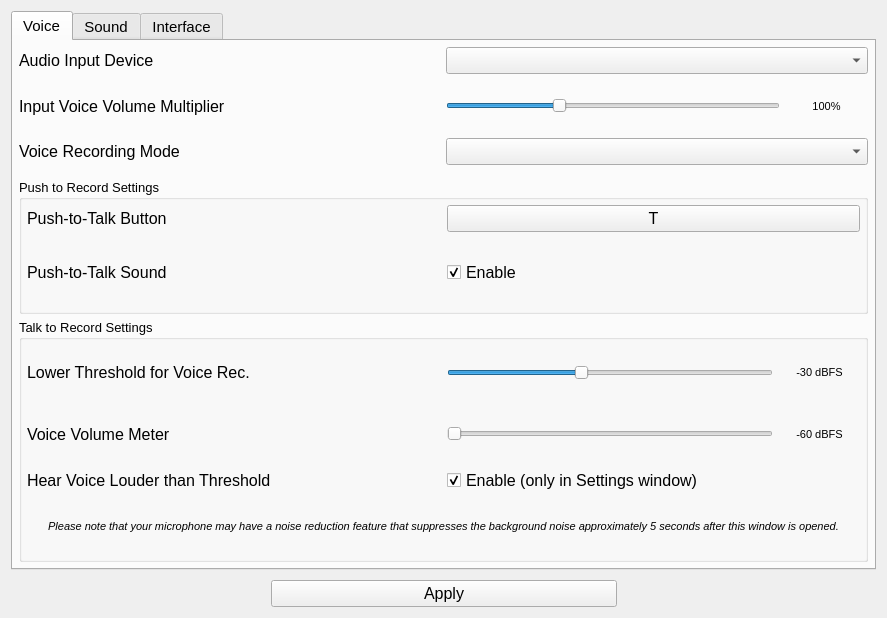
Old version of the form src/View/SettingsWindow/settingswindow.ui in the repository Flone-dnb/Silent.
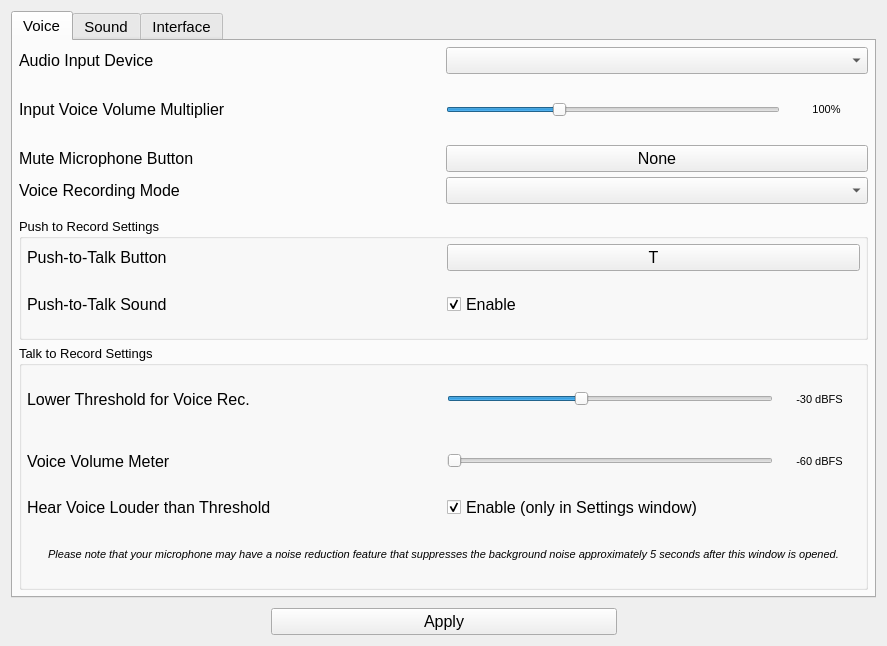
New version of the form. Custom widgets are drawn as their Qt base class.

Commit message: Added 'Mute Mic Button' option.

The edit to the form file:
```diff
--- a/src/View/SettingsWindow/settingswindow.ui
+++ b/src/View/SettingsWindow/settingswindow.ui
@@ -7,7 +7,7 @@
     <x>0</x>
     <y>0</y>
     <width>887</width>
-    <height>618</height>
+    <height>646</height>
    </rect>
   </property>
   <property name="font">
@@ -57,7 +57,7 @@
        <attribute name="title">
         <string>Voice</string>
        </attribute>
-       <layout class="QVBoxLayout" name="verticalLayout" stretch="10,10,10,25,45">
+       <layout class="QVBoxLayout" name="verticalLayout" stretch="10,10,10,10,20,40">
         <property name="spacing">
          <number>5</number>
         </property>
@@ -128,6 +128,12 @@
            <layout class="QHBoxLayout" name="horizontalLayout_10" stretch="80,20">
             <item>
              <widget class="QSlider" name="horizontalSlider_input_volume_mult">
+              <property name="sizePolicy">
+               <sizepolicy hsizetype="Expanding" vsizetype="Fixed">
+                <horstretch>0</horstretch>
+                <verstretch>0</verstretch>
+               </sizepolicy>
+              </property>
               <property name="maximum">
                <number>300</number>
               </property>
@@ -162,6 +168,36 @@
           </item>
          </layout>
         </item>
+        <item>
+         <layout class="QHBoxLayout" name="horizontalLayout_22" stretch="50,50">
+          <item>
+           <widget class="QLabel" name="label_15">
+            <property name="font">
+             <font>
+              <family>Segoe UI</family>
+              <pointsize>12</pointsize>
+             </font>
+            </property>
+            <property name="text">
+             <string>Mute Microphone Button</string>
+            </property>
+           </widget>
+          </item>
+          <item>
+           <widget class="QPushButton" name="pushButton_muteMic">
+            <property name="font">
+             <font>
+              <family>Segoe UI</family>
+              <pointsize>12</pointsize>
+             </font>
+            </property>
+            <property name="text">
+             <string>None</string>
+            </property>
+           </widget>
+          </item>
+         </layout>
+        </item>
         <item>
          <layout class="QHBoxLayout" name="horizontalLayout_11" stretch="50,50">
           <property name="bottomMargin">
```
The commit also changes 13 other files.
